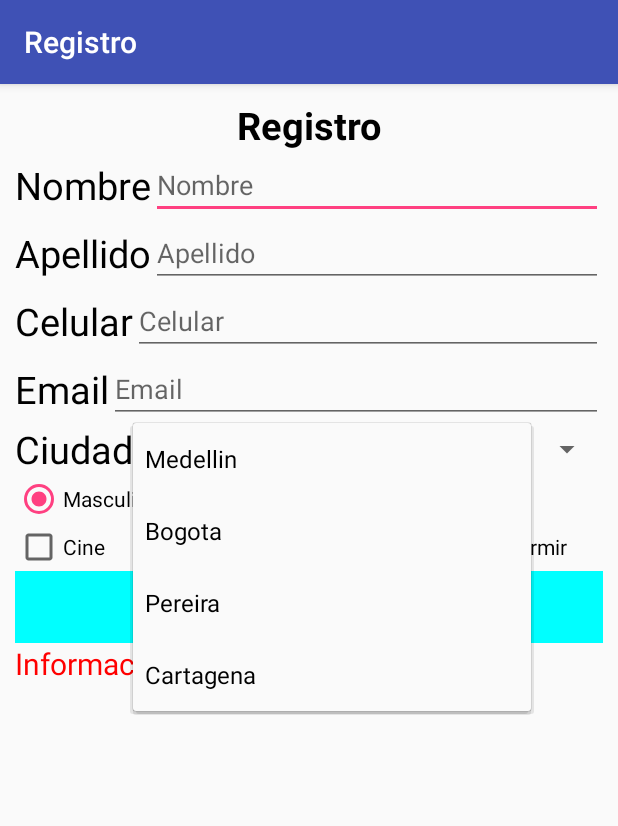
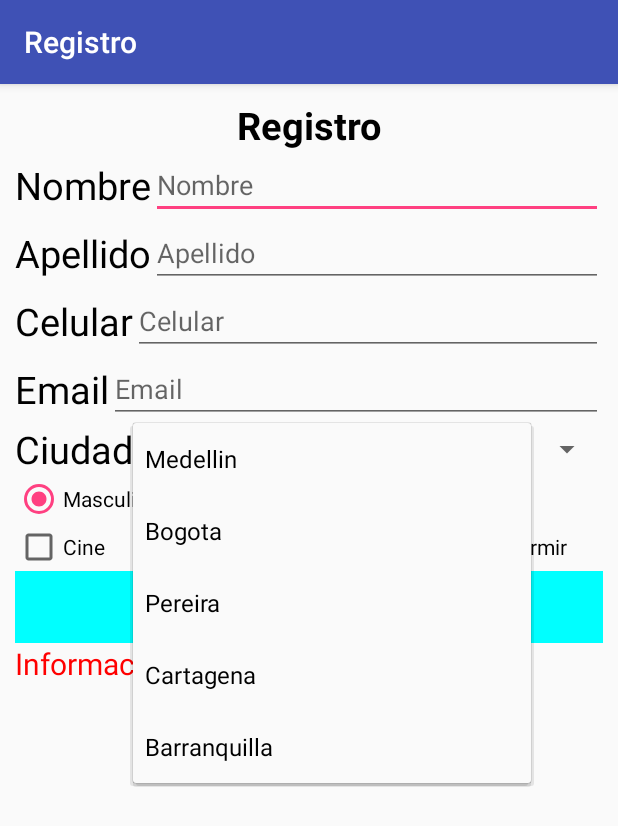
Before and after one commit to edwincubillos24/Sesion1Interfaces, an Android app: the screen it shows after launch (MainActivity), after a tap on "Medellin", on a phone screen of 412 x 824 dp. Shown: the top 826 px of the screen. Run offline under Robolectric (Android 15) with nearby library versions, the phone set to English and light mode, and no system bars.

Commit message:
Version2.0

```diff
--- a/app/src/main/res/values/strings.xml
+++ b/app/src/main/res/values/strings.xml
@@ -20,5 +20,6 @@
         <item>Bogota</item>
         <item>Pereira</item>
         <item>Cartagena</item>
+        <item>Barranquilla</item>
     </string-array>
 </resources>
```
